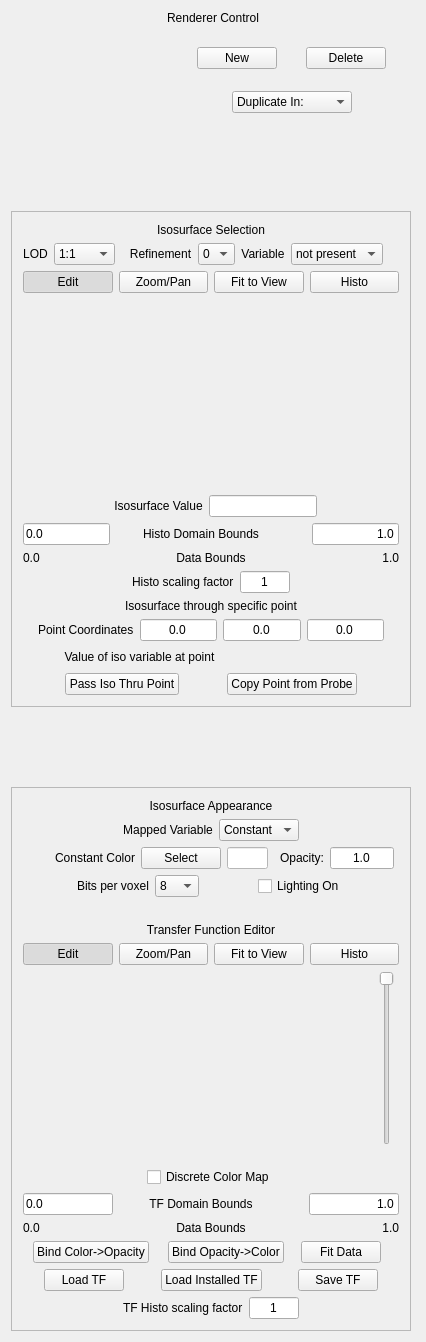
Qt form apps/vaporgui/guis/ui/isotab.ui (yyr/vapor) before a commit.
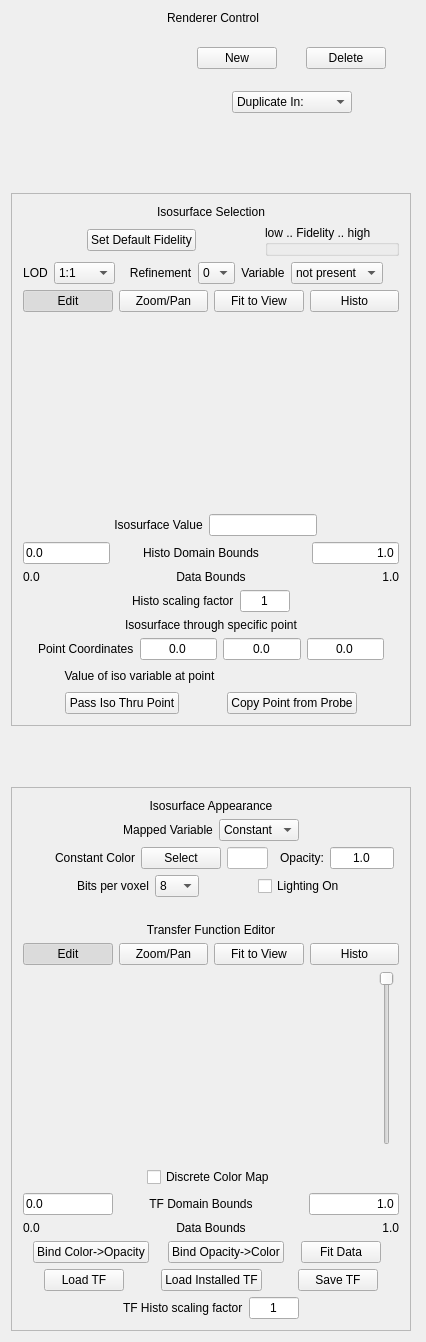
The same form after that commit. Custom widgets are drawn as their Qt base class.

Commit message: Changes to Fidelity implemented in all the relevant params and eventrouter classes.  Plus, session save/restore.

What changed in the file:
```diff
--- a/apps/vaporgui/guis/ui/isotab.ui
+++ b/apps/vaporgui/guis/ui/isotab.ui
@@ -314,6 +314,59 @@
            </widget>
           </item>
           <item>
+           <layout class="QVBoxLayout" name="verticalLayout_12">
+            <item>
+             <layout class="QHBoxLayout" name="fidelityLayout">
+              <item>
+               <spacer name="horizontalSpacer_15">
+                <property name="orientation">
+                 <enum>Qt::Horizontal</enum>
+                </property>
+                <property name="sizeHint" stdset="0">
+                 <size>
+                  <width>40</width>
+                  <height>20</height>
+                 </size>
+                </property>
+               </spacer>
+              </item>
+              <item>
+               <widget class="QPushButton" name="fidelityDefaultButton">
+                <property name="toolTip">
+                 <string>&lt;!DOCTYPE HTML PUBLIC &quot;-//W3C//DTD HTML 4.0//EN&quot; &quot;http://www.w3.org/TR/REC-html40/strict.dtd&quot;&gt;
+&lt;html&gt;&lt;head&gt;&lt;meta name=&quot;qrichtext&quot; content=&quot;1&quot; /&gt;&lt;style type=&quot;text/css&quot;&gt;
+p, li { white-space: pre-wrap; }
+&lt;/style&gt;&lt;/head&gt;&lt;body style=&quot; font-family:'MS Shell Dlg 2'; font-size:8pt; font-weight:400; font-style:normal;&quot;&gt;
+&lt;p style=&quot; margin-top:0px; margin-bottom:0px; margin-left:0px; margin-right:0px; -qt-block-indent:0; text-indent:0px;&quot;&gt;Click to set default Fidelity to current LOD and Refinement levels.  The default can optionally be saved in user preferences.&lt;/p&gt;&lt;/body&gt;&lt;/html&gt;</string>
+                </property>
+                <property name="text">
+                 <string>Set Default Fidelity</string>
+                </property>
+               </widget>
+              </item>
+              <item>
+               <spacer name="horizontalSpacer_2">
+                <property name="orientation">
+                 <enum>Qt::Horizontal</enum>
+                </property>
+                <property name="sizeHint" stdset="0">
+                 <size>
+                  <width>40</width>
+                  <height>20</height>
+                 </size>
+                </property>
+               </spacer>
+              </item>
+              <item>
+               <widget class="QGroupBox" name="fidelityBox">
+                <property name="title">
+                 <string>low .. Fidelity .. high</string>
+                </property>
+               </widget>
+              </item>
+             </layout>
+            </item>
+            <item>
            <layout class="QHBoxLayout" name="horizontalLayout">
             <item>
              <spacer name="spacer50">
@@ -520,6 +573,8 @@
                </size>
               </property>
              </spacer>
+              </item>
+             </layout>
             </item>
            </layout>
           </item>
```
Lines whose indentation alone changed are shown as unchanged. The commit also changes 39 other files.
